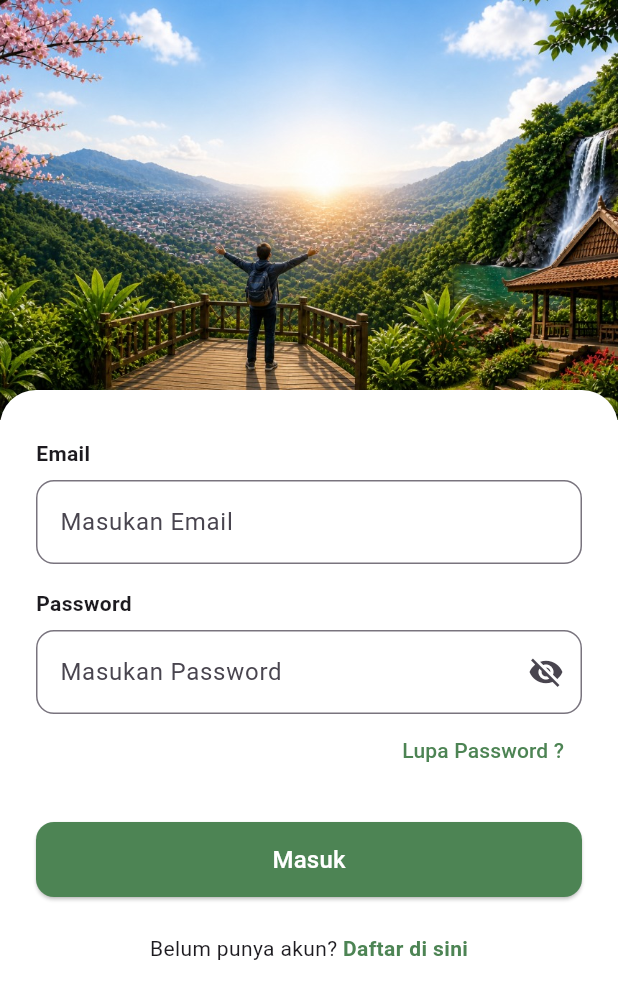
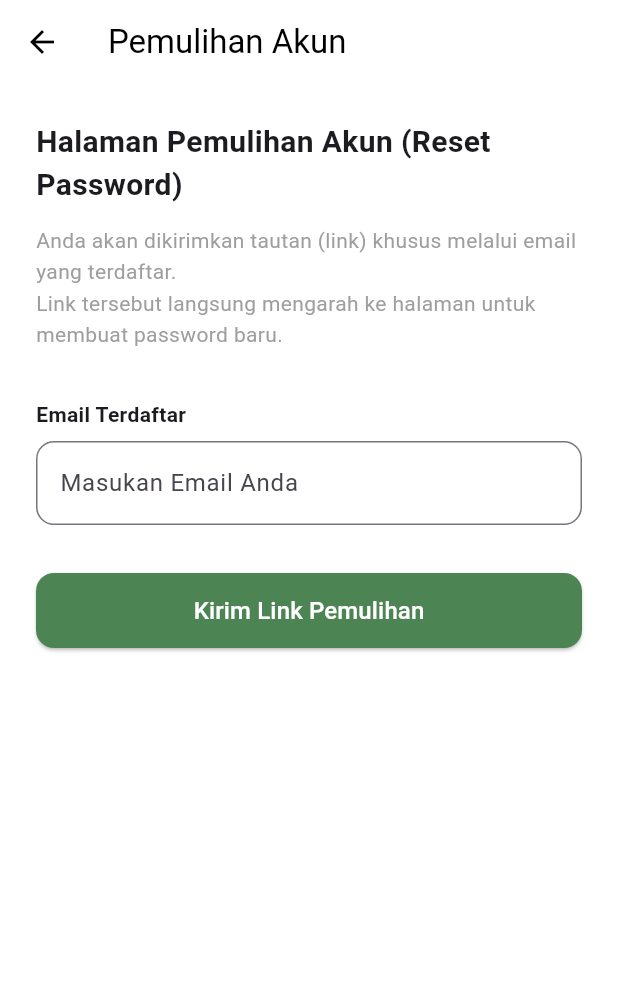
Before and after one commit to baguspangestu-cpu/Project-Desa-Wisata-Sumber-Agung, a Flutter app: the screen it shows after launch, after a tap on "Lupa Password ?", on a phone screen of 412 x 824 dp. Shown: the top 999 px of the screen. Run offline on Flutter 3.47's test engine with Material 3 defaults, Android fonts, the phone set to English and light mode, and no system bars.

Commit message:
menambahkan reset pw dan foto

```diff
--- a/lib/screens/auth/login_screen.dart
+++ b/lib/screens/auth/login_screen.dart
@@ -2,9 +2,17 @@ import 'package:flutter/material.dart';
 import '../../constants.dart';
 import '../main_navigation.dart';
 import 'register_screen.dart';
+import 'reset_password_screen.dart'; // IMPORT HALAMAN RESET PASSWORD BARU
 
-class LoginScreen extends StatelessWidget {
+class LoginScreen extends StatefulWidget {
   const LoginScreen({super.key});
+
+  @override
+  State<LoginScreen> createState() => _LoginScreenState();
+}
+
+class _LoginScreenState extends State<LoginScreen> {
+  bool _obscureText = true;
 
   @override
   Widget build(BuildContext context) {
@@ -19,16 +27,15 @@ class LoginScreen extends StatelessWidget {
               width: double.infinity,
               decoration: const BoxDecoration(
                 image: DecorationImage(
-                  // Sudah menggunakan nama file baru yang ringkas dan bersih
                   image: AssetImage("assets/login_bg.jpeg"),
                   fit: BoxFit.cover,
                 ),
               ),
             ),
 
-            // Kontainer Form Input dengan Desain Melengkung Sesuai Figma
+            // Kontainer Form Input dengan Desain Melengkung
             Transform.translate(
-              offset: const Offset(0, -20), // Membuat efek form agak menumpuk ke atas gambar
+              offset: const Offset(0, -20),
               child: Container(
                 width: double.infinity,
                 decoration: const BoxDecoration(
@@ -55,17 +62,33 @@ class LoginScreen extends StatelessWidget {
                       const Text("Password", style: TextStyle(fontWeight: FontWeight.bold)),
                       const SizedBox(height: 8),
                       TextField(
-                        obscureText: true,
+                        obscureText: _obscureText,
                         decoration: InputDecoration(
                           hintText: "Masukan Password",
-                          suffixIcon: const Icon(Icons.visibility_off),
+                          suffixIcon: IconButton(
+                            icon: Icon(
+                              _obscureText ? Icons.visibility_off : Icons.visibility,
+                              color: Colors.grey,
+                            ),
+                            onPressed: () {
+                              setState(() {
+                                _obscureText = !_obscureText;
+                              });
+                            },
+                          ),
                           border: OutlineInputBorder(borderRadius: BorderRadius.circular(12)),
                         ),
                       ),
                       Align(
                         alignment: Alignment.centerRight,
                         child: TextButton(
-                          onPressed: () {},
+                          onPressed: () {
+                            // NAVIGASI DIARAHKAN KE RESET_PASSWORD_SCREEN
+                            Navigator.push(
+                              context,
+                              MaterialPageRoute(builder: (context) => const ResetPasswordScreen()),
+                            );
+                          },
                           child: const Text("Lupa Password ?", style: TextStyle(color: kPrimaryColor)),
                         ),
                       ),
--- /dev/null
+++ b/lib/screens/auth/reset_password_screen.dart
@@ -0,0 +1,94 @@
+import 'package:flutter/material.dart';
+import '../../constants.dart';
+
+class ResetPasswordScreen extends StatefulWidget {
+  const ResetPasswordScreen({super.key});
+
+  @override
+  State<ResetPasswordScreen> createState() => _ResetPasswordScreenState();
+}
+
+class _ResetPasswordScreenState extends State<ResetPasswordScreen> {
+  final TextEditingController _emailController = TextEditingController();
+
+  @override
+  void dispose() {
+    _emailController.dispose();
+    super.dispose();
+  }
+
+  @override
+  Widget build(BuildContext context) {
+    return Scaffold(
+      backgroundColor: Colors.white,
+      appBar: AppBar(
+        title: const Text("Pemulihan Akun"),
+        backgroundColor: Colors.white,
+        foregroundColor: Colors.black,
+        elevation: 0,
+      ),
+      body: SingleChildScrollView(
+        padding: const EdgeInsets.all(24.0),
+        child: Column(
+          crossAxisAlignment: CrossAxisAlignment.start,
+          children: [
+            const Text(
+              "Halaman Pemulihan Akun (Reset Password)",
+              style: TextStyle(fontSize: 20, fontWeight: FontWeight.bold),
+            ),
+            const SizedBox(height: 12),
+            const Text(
+              "Anda akan dikirimkan tautan (link) khusus melalui email yang terdaftar.\nLink tersebut langsung mengarah ke halaman untuk membuat password baru.",
+              style: TextStyle(fontSize: 14, color: Colors.grey, height: 1.5),
+            ),
+            const SizedBox(height: 32),
+            const Text(
+              "Email Terdaftar",
+              style: TextStyle(fontWeight: FontWeight.bold),
+            ),
+            const SizedBox(height: 8),
+            TextField(
+              controller: _emailController,
+              keyboardType: TextInputType.emailAddress,
+              decoration: InputDecoration(
+                hintText: "Masukan Email Anda",
+                border: OutlineInputBorder(borderRadius: BorderRadius.circular(12)),
+              ),
+            ),
+            const SizedBox(height: 32),
+            SizedBox(
+              width: double.infinity,
+              height: 50,
+              child: ElevatedButton(
+                style: ElevatedButton.styleFrom(
+                  backgroundColor: kPrimaryColor,
+                  shape: RoundedRectangleBorder(borderRadius: BorderRadius.circular(12)),
+                ),
+                onPressed: () {
+                  if (_emailController.text.isNotEmpty) {
+                    ScaffoldMessenger.of(context).showSnackBar(
+                      SnackBar(
+                        content: Text("Link reset password telah dikirim ke ${_emailController.text}"),
+                      ),
+                    );
+                    Navigator.pop(context); // Kembali ke halaman login setelah berhasil
+                  } else {
+                    ScaffoldMessenger.of(context).showSnackBar(
+                      const SnackBar(
+                        content: Text("Silakan masukkan email terlebih dahulu!"),
+                      ),
+                    );
+                  }
+                },
+                child: const Text(
+                  "Kirim Link Pemulihan",
+                  style: TextStyle(color: Colors.white, fontSize: 16),
+                ),
+              ),
+            ),
+          ],
+        ),
+      ),
+    );
+  }
+}
```
Also changed, not shown: lib/screens/auth/register_screen.dart (+63 -8 lines), lib/screens/galeri_screen.dart (+40 -5 lines), pubspec.yaml (+12 -0 lines), assets/foto_1.jpg (added), assets/foto_10.jpg (added), assets/foto_11.jpeg (added), assets/foto_12.jpg (added), assets/foto_2.jpg (added), assets/foto_3.jpeg (added), assets/foto_4.jpeg (added), assets/foto_5.jpg (added), assets/foto_6.jpeg (added), assets/foto_7.jpeg (added), assets/foto_8.jpeg (added), 1 more files.
